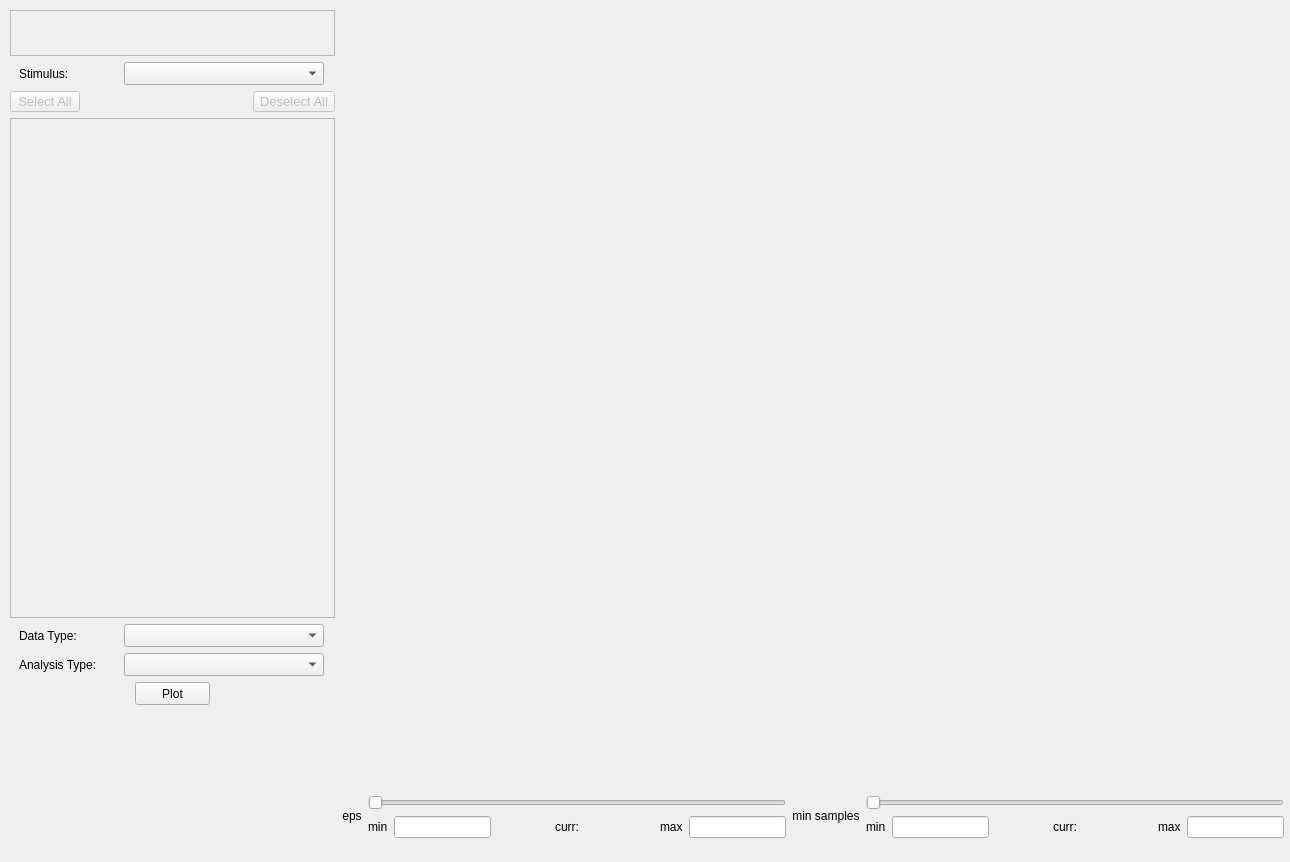
The window that src/main/app_gui.ui (ks061/eye-tracking-visualizer) describes before a commit, drawn with Qt 5.
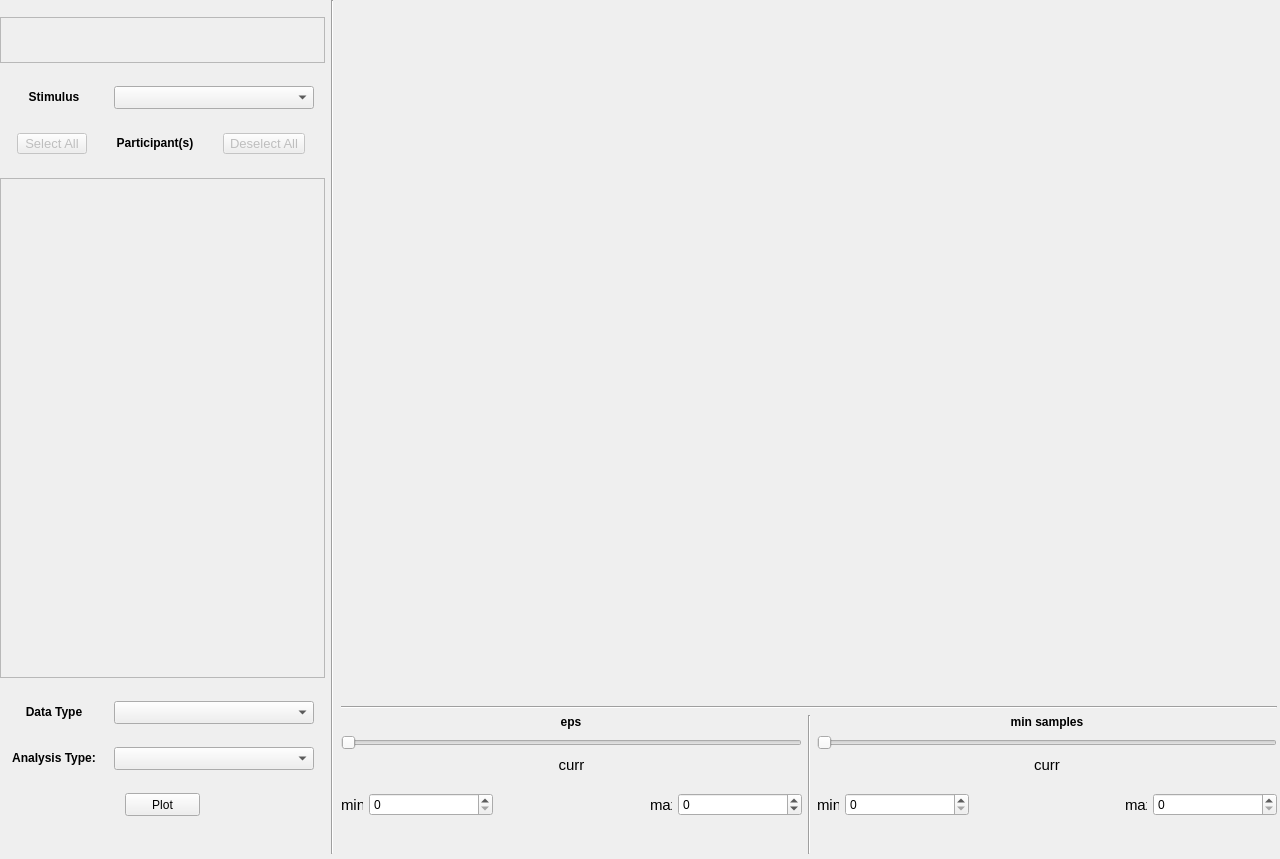
The same window after the commit.

Commit message: significant UI responsiveness and MVC iteratively improved and tested. UI sharpened with clean-cut look and layout with spacers, layout containers, font, styling, etc. QSpinBox objects instead of QLineEdit objects. QSlider of eps and min samples now better responsive and in-sync with minimum eps, maximum eps, min samples minimum, and min samples maximum inputs.

What changed in the file:
```diff
--- a/src/main/app_gui.ui
+++ b/src/main/app_gui.ui
@@ -6,8 +6,8 @@
    <rect>
     <x>0</x>
     <y>0</y>
-    <width>1290</width>
-    <height>862</height>
+    <width>1280</width>
+    <height>859</height>
    </rect>
   </property>
   <property name="font">
@@ -26,10 +26,10 @@
    <widget class="QWidget" name="horizontalLayoutWidget">
     <property name="geometry">
      <rect>
-      <x>10</x>
-      <y>10</y>
-      <width>1274</width>
-      <height>844</height>
+      <x>0</x>
+      <y>0</y>
+      <width>1277</width>
+      <height>854</height>
      </rect>
     </property>
     <layout class="QHBoxLayout" name="plotting_row_hbox">
@@ -115,7 +115,7 @@
             </size>
            </property>
            <property name="text">
-            <string>Stimulus:</string>
+            <string>&lt;html&gt;&lt;head/&gt;&lt;body&gt;&lt;p align=&quot;center&quot;&gt;&lt;span style=&quot; font-weight:600;&quot;&gt;Stimulus&lt;/span&gt;&lt;/p&gt;&lt;/body&gt;&lt;/html&gt;</string>
            </property>
           </widget>
          </item>
@@ -179,17 +179,23 @@
           </widget>
          </item>
          <item>
-          <spacer name="participant_select_deselect_all_hspacer">
-           <property name="orientation">
-            <enum>Qt::Horizontal</enum>
+          <widget class="QLabel" name="stimulus_label_2">
+           <property name="minimumSize">
+            <size>
+             <width>90</width>
+             <height>23</height>
+            </size>
            </property>
-           <property name="sizeHint" stdset="0">
+           <property name="maximumSize">
             <size>
-             <width>20</width>
-             <height>20</height>
+             <width>90</width>
+             <height>23</height>
             </size>
            </property>
-          </spacer>
+           <property name="text">
+            <string>&lt;html&gt;&lt;head/&gt;&lt;body&gt;&lt;p align=&quot;center&quot;&gt;&lt;span style=&quot; font-weight:600;&quot;&gt;Participant(s)&lt;/span&gt;&lt;/p&gt;&lt;/body&gt;&lt;/html&gt;</string>
+           </property>
+          </widget>
          </item>
          <item>
           <widget class="QPushButton" name="participant_deselect_all_button">
@@ -287,7 +293,7 @@
             </size>
            </property>
            <property name="text">
-            <string>Data Type:</string>
+            <string>&lt;html&gt;&lt;head/&gt;&lt;body&gt;&lt;p align=&quot;center&quot;&gt;&lt;span style=&quot; font-weight:600;&quot;&gt;Data Type&lt;/span&gt;&lt;/p&gt;&lt;/body&gt;&lt;/html&gt;</string>
            </property>
           </widget>
          </item>
@@ -329,7 +335,7 @@
             </size>
            </property>
            <property name="text">
-            <string>Analysis Type:</string>
+            <string>&lt;html&gt;&lt;head/&gt;&lt;body&gt;&lt;p align=&quot;center&quot;&gt;&lt;span style=&quot; font-weight:600;&quot;&gt;Analysis Type:&lt;/span&gt;&lt;/p&gt;&lt;/body&gt;&lt;/html&gt;</string>
            </property>
           </widget>
          </item>
@@ -381,6 +387,9 @@
          <property name="orientation">
           <enum>Qt::Vertical</enum>
          </property>
+         <property name="sizeType">
+          <enum>QSizePolicy::Fixed</enum>
+         </property>
          <property name="sizeHint" stdset="0">
           <size>
            <width>20</width>
@@ -391,6 +400,13 @@
        </item>
       </layout>
      </item>
+     <item>
+      <widget class="Line" name="line_3">
+       <property name="orientation">
+        <enum>Qt::Vertical</enum>
+       </property>
+      </widget>
+     </item>
      <item>
       <spacer name="plotting_row_vspacer">
        <property name="orientation">
@@ -425,23 +441,37 @@
          </property>
         </widget>
        </item>
+       <item>
+        <widget class="Line" name="line_2">
+         <property name="orientation">
+          <enum>Qt::Horizontal</enum>
+         </property>
+        </widget>
+       </item>
        <item>
         <layout class="QHBoxLayout" name="horizontalLayout">
-         <item>
-          <widget class="QLabel" name="eps_label">
-           <property name="maximumSize">
-            <size>
-             <width>75</width>
-             <height>16777215</height>
-            </size>
-           </property>
-           <property name="text">
-            <string>&lt;html&gt;&lt;head/&gt;&lt;body&gt;&lt;p align=&quot;center&quot;&gt;eps&lt;/p&gt;&lt;/body&gt;&lt;/html&gt;</string>
-           </property>
-          </widget>
-         </item>
          <item>
           <layout class="QVBoxLayout" name="verticalLayout_6">
+           <item>
+            <layout class="QHBoxLayout" name="horizontalLayout_3">
+             <item>
+              <widget class="QLabel" name="eps_label">
+               <property name="maximumSize">
+                <size>
+                 <width>100</width>
+                 <height>16777215</height>
+                </size>
+               </property>
+               <property name="text">
+                <string>&lt;html&gt;&lt;head/&gt;&lt;body&gt;&lt;p align=&quot;center&quot;&gt;&lt;span style=&quot; font-weight:600;&quot;&gt;eps&lt;/span&gt;&lt;/p&gt;&lt;/body&gt;&lt;/html&gt;</string>
+               </property>
+               <property name="alignment">
+                <set>Qt::AlignCenter</set>
+               </property>
+              </widget>
+             </item>
+            </layout>
+           </item>
            <item>
             <widget class="QSlider" name="eps_slider">
              <property name="orientation">
@@ -453,75 +483,94 @@
             <layout class="QHBoxLayout" name="horizontalLayout_5">
              <item>
               <widget class="QLabel" name="eps_min_label">
-               <property name="text">
-                <string>min</string>
-               </property>
-              </widget>
-             </item>
-             <item>
-              <widget class="QLineEdit" name="eps_input_min"/>
-             </item>
-             <item>
-              <spacer name="horizontalSpacer_19">
-               <property name="orientation">
-                <enum>Qt::Horizontal</enum>
-               </property>
-               <property name="sizeHint" stdset="0">
+               <property name="maximumSize">
                 <size>
-                 <width>40</width>
-                 <height>20</height>
+                 <width>22</width>
+                 <height>16777215</height>
                 </size>
                </property>
-              </spacer>
+               <property name="text">
+                <string>&lt;html&gt;&lt;head/&gt;&lt;body&gt;&lt;p align=&quot;center&quot;&gt;&lt;span style=&quot; font-size:11pt;&quot;&gt;min&lt;/span&gt;&lt;/p&gt;&lt;/body&gt;&lt;/html&gt;</string>
+               </property>
+               <property name="textFormat">
+                <enum>Qt::AutoText</enum>
+               </property>
+               <property name="alignment">
+                <set>Qt::AlignCenter</set>
+               </property>
+              </widget>
+             </item>
+             <item>
+              <widget class="QSpinBox" name="eps_input_min">
+               <property name="maximum">
+                <number>999999</number>
+               </property>
+              </widget>
              </item>
              <item>
               <spacer name="horizontalSpacer_11">
                <property name="orientation">
                 <enum>Qt::Horizontal</enum>
                </property>
+               <property name="sizeType">
+                <enum>QSizePolicy::Fixed</enum>
+               </property>
                <property name="sizeHint" stdset="0">
                 <size>
-                 <width>40</width>
+                 <width>10</width>
                  <height>20</height>
                 </size>
                </property>
               </spacer>
              </item>
              <item>
-              <widget class="QLabel" name="eps_curr_label">
-               <property name="text">
-                <string>curr: </string>
-               </property>
-              </widget>
-             </item>
-             <item>
-              <widget class="QLabel" name="eps_curr_value">
-               <property name="text">
-                <string/>
-               </property>
-              </widget>
-             </item>
-             <item>
-              <spacer name="horizontalSpacer_16">
-               <property name="orientation">
-                <enum>Qt::Horizontal</enum>
-               </property>
-               <property name="sizeHint" stdset="0">
-                <size>
-                 <width>40</width>
-                 <height>20</height>
-                </size>
-               </property>
-              </spacer>
+              <layout class="QVBoxLayout" name="verticalLayout">
+               <item>
+                <widget class="QLabel" name="eps_curr_label">
+                 <property name="text">
+                  <string>&lt;html&gt;&lt;head/&gt;&lt;body&gt;&lt;p align=&quot;center&quot;&gt;&lt;span style=&quot; font-size:11pt;&quot;&gt;curr&lt;/span&gt;&lt;/p&gt;&lt;/body&gt;&lt;/html&gt;</string>
+                 </property>
+                 <property name="alignment">
+                  <set>Qt::AlignCenter</set>
+                 </property>
+                </widget>
+               </item>
+               <item>
+                <widget class="QLabel" name="eps_curr_value">
+                 <property name="text">
+                  <string/>
+                 </property>
+                 <property name="alignment">
+                  <set>Qt::AlignCenter</set>
+                 </property>
+                </widget>
+               </item>
+               <item>
+                <spacer name="verticalSpacer">
+                 <property name="orientation">
+                  <enum>Qt::Vertical</enum>
+                 </property>
+                 <property name="sizeHint" stdset="0">
+                  <size>
+                   <width>20</width>
+                   <height>40</height>
+                  </size>
+                 </property>
+                </spacer>
+               </item>
+              </layout>
              </item>
              <item>
               <spacer name="horizontalSpacer_20">
                <property name="orientation">
                 <enum>Qt::Horizontal</enum>
                </property>
+               <property name="sizeType">
+                <enum>QSizePolicy::Fixed</enum>
+               </property>
                <property name="sizeHint" stdset="0">
                 <size>
-                 <width>40</width>
+                 <width>10</width>
                  <height>20</height>
                 </size>
                </property>
@@ -529,33 +578,81 @@
              </item>
              <item>
               <widget class="QLabel" name="eps_max_label">
+               <property name="maximumSize">
+                <size>
+                 <width>22</width>
+                 <height>16777215</height>
+                </size>
+               </property>
                <property name="text">
-                <string>max</string>
+                <string>&lt;html&gt;&lt;head/&gt;&lt;body&gt;&lt;p align=&quot;center&quot;&gt;&lt;span style=&quot; font-size:11pt;&quot;&gt;max&lt;/span&gt;&lt;/p&gt;&lt;/body&gt;&lt;/html&gt;</string>
+               </property>
+               <property name="alignment">
+                <set>Qt::AlignCenter</set>
                </property>
               </widget>
              </item>
              <item>
-              <widget class="QLineEdit" name="eps_input_max"/>
+              <widget class="QSpinBox" name="eps_input_max">
+               <property name="minimum">
+                <number>-1</number>
+               </property>
+               <property name="maximum">
+                <number>999999</number>
+               </property>
+               <property name="value">
+                <number>0</number>
+               </property>
+              </widget>
              </item>
             </layout>
            </item>
           </layout>
          </item>
          <item>
-          <widget class="QLabel" name="min_samples_label">
-           <property name="maximumSize">
-            <size>
-             <width>75</width>
-             <height>16777215</height>
-            </size>
-           </property>
-           <property name="text">
-            <string>&lt;html&gt;&lt;head/&gt;&lt;body&gt;&lt;p align=&quot;center&quot;&gt;min samples&lt;/p&gt;&lt;/body&gt;&lt;/html&gt;</string>
+          <widget class="Line" name="line">
+           <property name="orientation">
+            <enum>Qt::Vertical</enum>
            </property>
           </widget>
          </item>
          <item>
           <layout class="QVBoxLayout" name="verticalLayout_3">
+           <item>
+            <layout class="QHBoxLayout" name="horizontalLayout_4">
+             <item>
+              <widget class="QLabel" name="min_samples_label">
+               <property name="enabled">
+                <bool>true</bool>
+               </property>
+               <property name="sizePolicy">
+                <sizepolicy hsizetype="Preferred" vsizetype="Preferred">
+                 <horstretch>0</horstretch>
+                 <verstretch>0</verstretch>
+                </sizepolicy>
+               </property>
+               <property name="maximumSize">
+                <size>
+                 <width>100</width>
+                 <height>16777215</height>
+                </size>
+               </property>
+               <property name="text">
+                <string>&lt;html&gt;&lt;head/&gt;&lt;body&gt;&lt;p align=&quot;center&quot;&gt;&lt;span style=&quot; font-weight:600;&quot;&gt;min samples&lt;/span&gt;&lt;/p&gt;&lt;/body&gt;&lt;/html&gt;</string>
+               </property>
+               <property name="textFormat">
+                <enum>Qt::AutoText</enum>
+               </property>
+               <property name="scaledContents">
+                <bool>false</bool>
+               </property>
+               <property name="alignment">
+                <set>Qt::AlignCenter</set>
+               </property>
+              </widget>
+             </item>
+            </layout>
+           </item>
            <item>
             <widget class="QSlider" name="min_samples_slider">
              <property name="orientation">
@@ -567,75 +664,97 @@
             <layout class="QHBoxLayout" name="horizontalLayout_2">
              <item>
               <widget class="QLabel" name="min_samples_min_label">
-               <property name="text">
-                <string>min</string>
-               </property>
-              </widget>
-             </item>
-             <item>
-              <widget class="QLineEdit" name="min_samples_input_min"/>
-             </item>
-             <item>
-              <spacer name="horizontalSpacer">
-               <property name="orientation">
-                <enum>Qt::Horizontal</enum>
-               </property>
-               <property name="sizeHint" stdset="0">
+               <property name="maximumSize">
                 <size>
-                 <width>40</width>
-                 <height>20</height>
+                 <width>22</width>
+                 <height>16777215</height>
                 </size>
                </property>
-              </spacer>
+               <property name="text">
+                <string>&lt;html&gt;&lt;head/&gt;&lt;body&gt;&lt;p align=&quot;center&quot;&gt;&lt;span style=&quot; font-size:11pt;&quot;&gt;min&lt;/span&gt;&lt;/p&gt;&lt;/body&gt;&lt;/html&gt;</string>
+               </property>
+               <property name="alignment">
+                <set>Qt::AlignCenter</set>
+               </property>
+              </widget>
+             </item>
+             <item>
+              <widget class="QSpinBox" name="min_samples_input_min">
+               <property name="minimum">
+                <number>0</number>
+               </property>
+               <property name="maximum">
+                <number>999999</number>
+               </property>
+               <property name="value">
+                <number>0</number>
+               </property>
+              </widget>
              </item>
              <item>
               <spacer name="horizontalSpacer_4">
                <property name="orientation">
                 <enum>Qt::Horizontal</enum>
                </property>
+               <property name="sizeType">
+                <enum>QSizePolicy::Fixed</enum>
+               </property>
                <property name="sizeHint" stdset="0">
                 <size>
-                 <width>40</width>
+                 <width>10</width>
                  <height>20</height>
                 </size>
                </property>
               </spacer>
              </item>
              <item>
-              <widget class="QLabel" name="min_samples_curr_label">
-               <property name="text">
-                <string>curr: </string>
-               </property>
-              </widget>
-             </item>
-             <item>
-              <widget class="QLabel" name="min_samples_curr_value">
-               <property name="text">
-                <string/>
-               </property>
-              </widget>
-             </item>
-             <item>
-              <spacer name="horizontalSpacer_5">
-               <property name="orientation">
-                <enum>Qt::Horizontal</enum>
-               </property>
-               <property name="sizeHint" stdset="0">
-                <size>
-                 <width>40</width>
-                 <height>20</height>
-                </size>
-               </property>
-              </spacer>
+              <layout class="QVBoxLayout" name="verticalLayout_2">
+               <item>
+                <widget class="QLabel" name="min_samples_curr_label">
+                 <property name="text">
+                  <string>&lt;html&gt;&lt;head/&gt;&lt;body&gt;&lt;p align=&quot;center&quot;&gt;&lt;span style=&quot; font-size:11pt;&quot;&gt;curr&lt;/span&gt;&lt;/p&gt;&lt;/body&gt;&lt;/html&gt;</string>
+                 </property>
+                 <property name="alignment">
+                  <set>Qt::AlignCenter</set>
+                 </property>
+                </widget>
+               </item>
+               <item>
+                <widget class="QLabel" name="min_samples_curr_value">
+                 <property name="text">
+                  <string/>
+                 </property>
+                 <property name="alignment">
+                  <set>Qt::AlignCenter</set>
+                 </property>
+                </widget>
+               </item>
+               <item>
+                <spacer name="verticalSpacer_2">
+                 <property name="orientation">
+                  <enum>Qt::Vertical</enum>
+                 </property>
+                 <property name="sizeHint" stdset="0">
+                  <size>
+                   <width>20</width>
+                   <height>40</height>
+                  </size>
+                 </property>
+                </spacer>
+               </item>
+              </layout>
              </item>
              <item>
               <spacer name="horizontalSpacer_3">
                <property name="orientation">
                 <enum>Qt::Horizontal</enum>
                </property>
+               <property name="sizeType">
+                <enum>QSizePolicy::Fixed</enum>
+               </property>
                <property name="sizeHint" stdset="0">
                 <size>
-                 <width>40</width>
+                 <width>10</width>
                  <height>20</height>
                 </size>
                </property>
@@ -643,13 +762,26 @@
              </item>
              <item>
               <widget class="QLabel" name="min_samples_max_label">
+               <property name="maximumSize">
+                <size>
+                 <width>22</width>
+                 <height>16777215</height>
+                </size>
+               </property>
                <property name="text">
-                <string>max</string>
+                <string>&lt;html&gt;&lt;head/&gt;&lt;body&gt;&lt;p align=&quot;center&quot;&gt;&lt;span style=&quot; font-size:11pt;&quot;&gt;max&lt;/span&gt;&lt;/p&gt;&lt;/body&gt;&lt;/html&gt;</string>
+               </property>
+               <property name="alignment">
+                <set>Qt::AlignCenter</set>
                </property>
               </widget>
              </item>
              <item>
-              <widget class="QLineEdit" name="min_samples_input_max"/>
+              <widget class="QSpinBox" name="min_samples_input_max">
+               <property name="maximum">
+                <number>999999</number>
+               </property>
+              </widget>
              </item>
             </layout>
            </item>
```
The commit also changes 3 other files.
